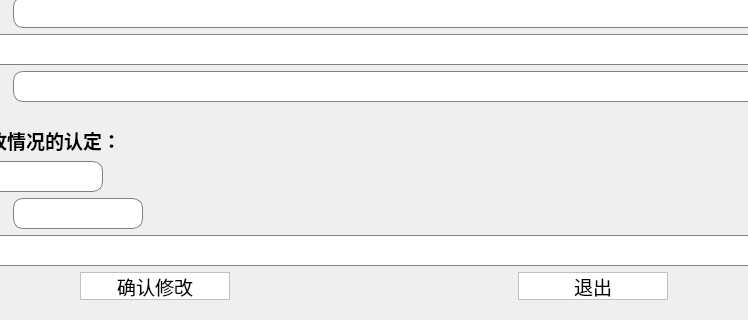
wind-sword/Audit, file ui_dir/zgrevise.ui: the form before one commit; both pictures show x 222 to 970 and y 453 to 773 of the 1192 by 773 pixel window.
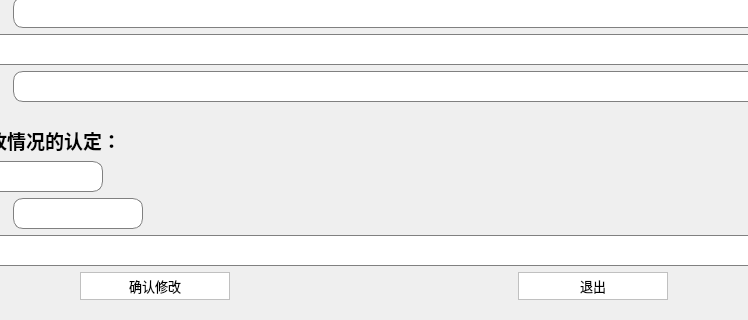
The form after the commit.

Diff of the .ui file:
```diff
--- a/ui_dir/zgrevise.ui
+++ b/ui_dir/zgrevise.ui
@@ -624,7 +624,7 @@
           </property>
           <property name="font">
            <font>
-            <pointsize>14</pointsize>
+            <pointsize>10</pointsize>
            </font>
           </property>
           <property name="focusPolicy">
@@ -651,7 +651,7 @@
           </property>
           <property name="font">
            <font>
-            <pointsize>14</pointsize>
+            <pointsize>10</pointsize>
            </font>
           </property>
           <property name="focusPolicy">
```
